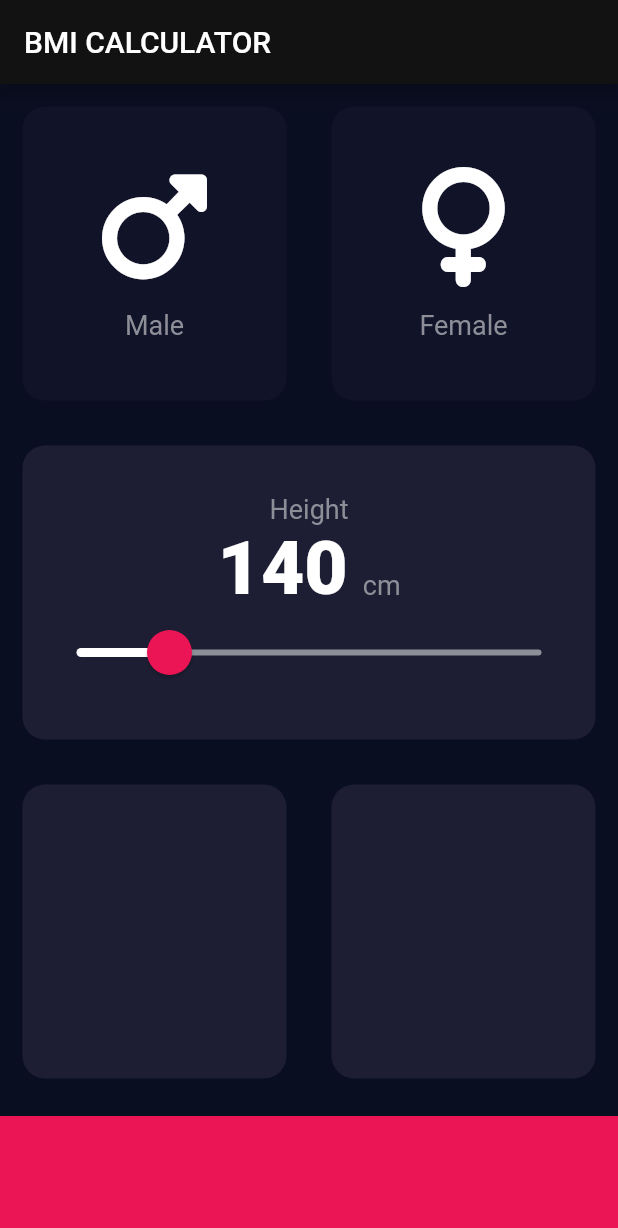
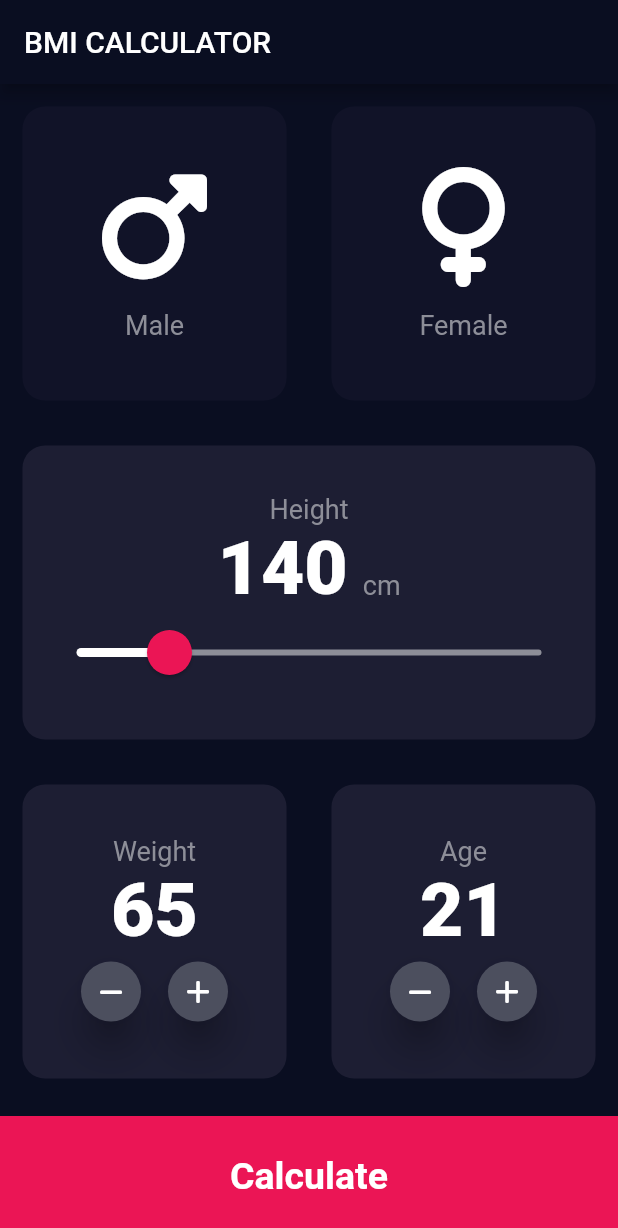
Before and after one commit to rodrigosa7/BMI_calculator, a Flutter app: the screen it shows after launch, on a phone screen of 412 x 824 dp. Shown: the top 1228 px of the screen. Run offline on Flutter 3.47's test engine with Material 2 defaults, Android fonts, the phone set to English and light mode, and no system bars; our stand-ins replace font_awesome_flutter.

```diff
--- a/lib/constants.dart
+++ b/lib/constants.dart
@@ -6,3 +6,5 @@ const kActiveCardColor = Color(0xFF1D1E33);
 const kInactiveCardColor = Color(0xFF111328);
 const kBottomContainerColor = Color(0xFFEB1555);
 const kNumberTextStyle = TextStyle(fontSize: 50.0, fontWeight: FontWeight.w900);
+const kBottomButtonTextStyle =
+    TextStyle(fontSize: 25.0, fontWeight: FontWeight.bold);
--- a/lib/input_page.dart
+++ b/lib/input_page.dart
@@ -1,3 +1,4 @@
+import 'package:bmi_calculator/round_icon_button.dart';
 import 'package:flutter/material.dart';
 import 'package:font_awesome_flutter/font_awesome_flutter.dart';
 
@@ -18,6 +19,8 @@ class _InputPageState extends State<InputPage> {
   Gender? selectedGender;
 
   double height = 140;
+  double weight = 65;
+  int age = 21;
 
   void updateColor(Gender gender) {
     if (gender == Gender.male) {
@@ -145,21 +148,102 @@ class _InputPageState extends State<InputPage> {
                 Expanded(
                   child: ReusableCard(
                     colorCard: kActiveCardColor,
+                    cardChild: Column(
+                      mainAxisAlignment: MainAxisAlignment.center,
+                      children: [
+                        const Text(
+                          'Weight',
+                          style: kLabelTextStyle,
+                        ),
+                        Text(
+                          weight.ceil().toString(),
+                          style: kNumberTextStyle,
+                        ),
+                        Row(
+                          mainAxisAlignment: MainAxisAlignment.center,
+                          children: [
+                            RoundIconButton(
+                              icon: FontAwesomeIcons.minus,
+                              onPressed: () {
+                                setState(() {
+                                  weight--;
+                                });
+                              },
+                            ),
+                            const SizedBox(
+                              width: 10,
+                            ),
+                            RoundIconButton(
+                              icon: FontAwesomeIcons.plus,
+                              onPressed: () {
+                                setState(() {
+                                  weight++;
+                                });
+                              },
+                            ),
+                          ],
+                        ),
+                      ],
+                    ),
                   ),
                 ),
                 Expanded(
                   child: ReusableCard(
                     colorCard: kActiveCardColor,
+                    cardChild: Column(
+                      mainAxisAlignment: MainAxisAlignment.center,
+                      children: [
+                        const Text(
+                          'Age',
+                          style: kLabelTextStyle,
+                        ),
+                        Text(
+                          age.toString(),
+                          style: kNumberTextStyle,
+                        ),
+                        Row(
+                          mainAxisAlignment: MainAxisAlignment.center,
+                          children: [
+                            RoundIconButton(
+                              icon: FontAwesomeIcons.minus,
+                              onPressed: () {
+                                setState(() {
+                                  age--;
+                                });
+                              },
+                            ),
+                            const SizedBox(
+                              width: 10,
+                            ),
+                            RoundIconButton(
+                              icon: FontAwesomeIcons.plus,
+                              onPressed: () {
+                                setState(() {
+                                  age++;
+                                });
+                              },
+                            ),
+                          ],
+                        ),
+                      ],
+                    ),
                   ),
                 )
               ],
             ),
           ),
-          Container(
-            color: kBottomContainerColor,
-            margin: const EdgeInsets.only(top: 10.0),
-            width: double.infinity,
-            height: kBottomContainerHeight,
+          GestureDetector(
+            onTap: () {
+              Navigator.pushNamed(context, "/result");
+            },
+            child: Container(
+              child: const Center(
+                  child: Text("Calculate", style: kBottomButtonTextStyle)),
+              color: kBottomContainerColor,
+              margin: const EdgeInsets.only(top: 10.0),
+              width: double.infinity,
+              height: kBottomContainerHeight,
+            ),
           )
         ],
       ),
--- a/lib/main.dart
+++ b/lib/main.dart
@@ -1,6 +1,7 @@
 import 'package:flutter/material.dart';
 
 import 'input_page.dart';
+import 'results_page.dart';
 
 void main() => runApp(BMICalculator());
 
@@ -13,7 +14,13 @@ class BMICalculator extends StatelessWidget {
         primaryColor: Color(0xFF0A0E21),
         scaffoldBackgroundColor: Color(0xFF0A0E21),
         colorScheme: ColorScheme.dark().copyWith(secondary: Colors.purple),
+        appBarTheme: const AppBarTheme(
+          backgroundColor: Color(0xFF0A0E21),
+        ),
       ),
+      routes: {
+        '/result': (context) => ResultsPage(),
+      },
     );
   }
 }
--- /dev/null
+++ b/lib/results_page.dart
@@ -0,0 +1,17 @@
+import 'package:flutter/material.dart';
+
+class ResultsPage extends StatelessWidget {
+  const ResultsPage({Key? key}) : super(key: key);
+
+  @override
+  Widget build(BuildContext context) {
+    return Scaffold(
+      appBar: AppBar(
+        title: Text('Results'),
+      ),
+      body: Center(
+        child: Text('Results'),
+      ),
+    );
+  }
+}
--- /dev/null
+++ b/lib/round_icon_button.dart
@@ -0,0 +1,23 @@
+import 'package:flutter/material.dart';
+
+class RoundIconButton extends StatelessWidget {
+  final IconData icon;
+  final VoidCallback onPressed;
+
+  RoundIconButton({required this.icon, required this.onPressed});
+
+  @override
+  Widget build(BuildContext context) {
+    return RawMaterialButton(
+      onPressed: onPressed,
+      child: Icon(
+        icon,
+        size: 18,
+      ),
+      shape: CircleBorder(),
+      elevation: 10.0,
+      fillColor: Color(0xFF4C4F5E),
+      constraints: BoxConstraints.tightFor(width: 40.0, height: 40.0),
+    );
+  }
+}
```
